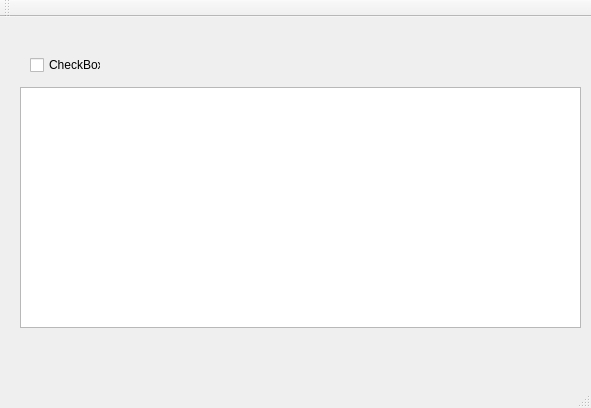
Before: the Qt Designer form mainwindow.ui in gaopindianzi/relay_control_terminal, drawn with Qt 5.
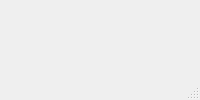
After: the same form once the commit is applied.

Commit message: 实现了表格，表格虽然不完善，不过已经胸有成足的做好这个表格界面

Patch:
```diff
--- a/mainwindow.ui
+++ b/mainwindow.ui
@@ -2,42 +2,11 @@
 <ui version="4.0">
  <class>MainWindow</class>
  <widget class="QMainWindow" name="MainWindow">
-  <property name="geometry">
-   <rect>
-    <x>0</x>
-    <y>0</y>
-    <width>591</width>
-    <height>408</height>
-   </rect>
-  </property>
   <property name="windowTitle">
    <string>远程电源控制</string>
   </property>
-  <widget class="QWidget" name="centralWidget">
-   <widget class="QTableWidget" name="tableWidget">
-    <property name="geometry">
-     <rect>
-      <x>20</x>
-      <y>70</y>
-      <width>561</width>
-      <height>241</height>
-     </rect>
-    </property>
-   </widget>
-   <widget class="QCheckBox" name="checkBox">
-    <property name="geometry">
-     <rect>
-      <x>30</x>
-      <y>40</y>
-      <width>71</width>
-      <height>16</height>
-     </rect>
-    </property>
-    <property name="text">
-     <string>CheckBox</string>
-    </property>
-   </widget>
-  </widget>
+  <widget class="QWidget" name="centralWidget"/>
+  <widget class="QStatusBar" name="statusBar"/>
   <widget class="QMenuBar" name="menuBar">
    <property name="geometry">
     <rect>
@@ -48,15 +17,6 @@
     </rect>
    </property>
   </widget>
-  <widget class="QToolBar" name="mainToolBar">
-   <attribute name="toolBarArea">
-    <enum>TopToolBarArea</enum>
-   </attribute>
-   <attribute name="toolBarBreak">
-    <bool>false</bool>
-   </attribute>
-  </widget>
-  <widget class="QStatusBar" name="statusBar"/>
  </widget>
  <layoutdefault spacing="6" margin="11"/>
  <resources/>
```
Left out of the diff: 4 changed lines with no effect on the pictures. The commit also changes 7 other files.
